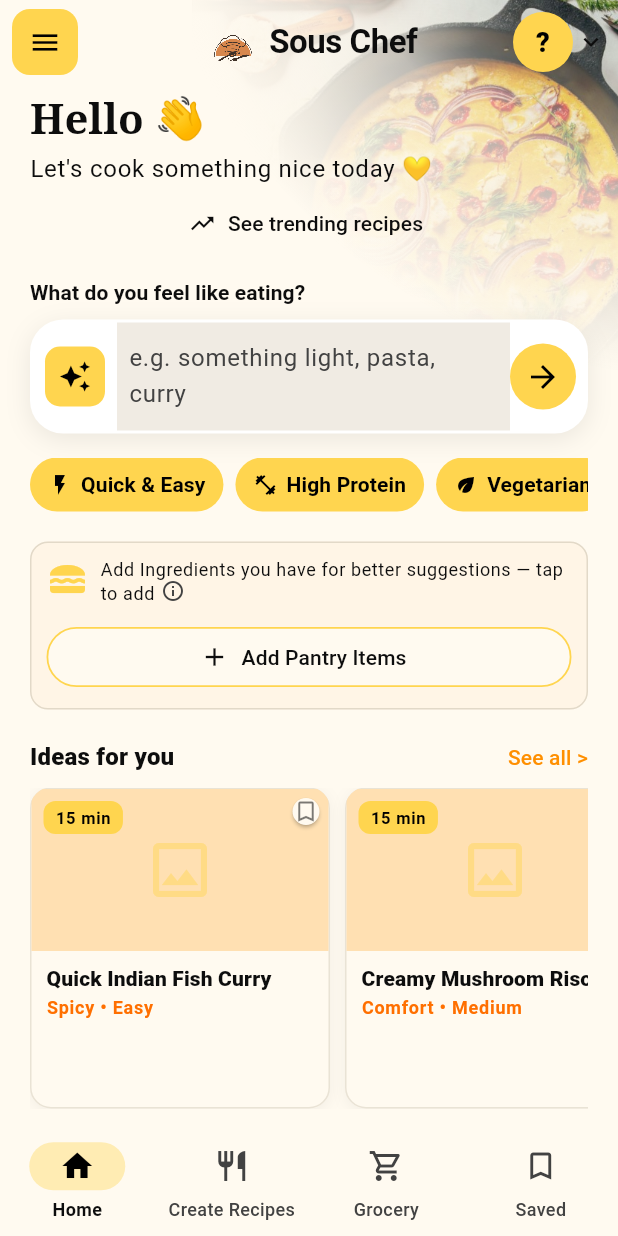
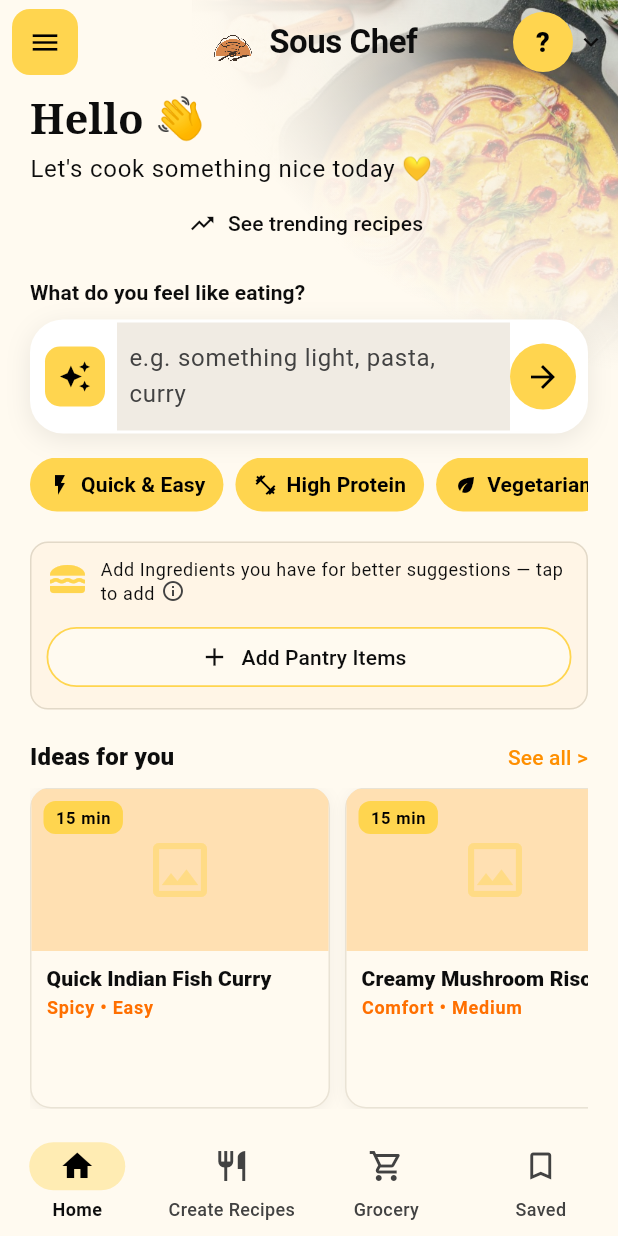
Before and after one commit to sanjayn2096/RecipeAI-flutter, a Flutter app: the HomeShellScreen screen opened by its route, on a phone screen of 412 x 824 dp. Run offline on Flutter 3.47's test engine with Material 3 defaults, Android fonts, the phone set to English and light mode, and no system bars; our stand-ins replace cached_network_image, cloud_firestore, firebase_analytics, firebase_auth, firebase_core, firebase_crashlytics and 9 more; accounts and stored records are empty; generated files the repository leaves out were written again; project files that could hold a hidden picture were left out.

Commit message:
Small UI changes

```diff
--- a/lib/screens/home_shell_screen.dart
+++ b/lib/screens/home_shell_screen.dart
@@ -690,8 +690,8 @@ class _HomeTabBodyState extends State<_HomeTabBody> {
     );
   }
 
-  Future<void> _onGetRecipesPressed() async {
-    final freeText = _customPreferenceController.text.trim();
+  Future<void> _startRecipeFlow({String? promptOverride}) async {
+    final freeText = (promptOverride ?? _customPreferenceController.text).trim();
     final hasIngredients = widget.sessionManager.getIngredients().isNotEmpty;
     if (freeText.isEmpty && !hasIngredients) {
       ScaffoldMessenger.of(context).showSnackBar(
@@ -720,6 +720,11 @@ class _HomeTabBodyState extends State<_HomeTabBody> {
       if (freeText.isNotEmpty) 'initialPrompt': freeText,
     });
   }
+
+  Future<void> _onGetRecipesPressed() => _startRecipeFlow();
+
+  Future<void> _onIdeaSelected(String prompt) =>
+      _startRecipeFlow(promptOverride: prompt);
 
   @override
   Widget build(BuildContext context) {
@@ -765,13 +770,8 @@ class _HomeTabBodyState extends State<_HomeTabBody> {
                 onInfo: _showPantryStaplesInfoDialog,
                 onAddPantry: _showPantryPickerBottomSheet,
               ),
-              const SizedBox(height: 20),
-              _PromptSuggestionsStrip(
-                homeViewModel: widget.homeViewModel,
-                promptController: _customPreferenceController,
-              ),
-              const SizedBox(height: 20),
               if (selectedSorted.isNotEmpty) ...[
+                const SizedBox(height: 16),
                 Text(
                   'In your pantry',
                   style: Theme.of(context).textTheme.titleSmall?.copyWith(
@@ -795,8 +795,12 @@ class _HomeTabBodyState extends State<_HomeTabBody> {
                       ),
                   ],
                 ),
-                const SizedBox(height: 20),
               ],
+              const SizedBox(height: 20),
+              _PromptSuggestionsStrip(
+                homeViewModel: widget.homeViewModel,
+                onSelect: _onIdeaSelected,
+              ),
               const SizedBox(height: 24),
             ],
           ),
@@ -1182,11 +1186,11 @@ const double _kIdeaCardHeight = 214;
 class _PromptSuggestionsStrip extends StatelessWidget {
   const _PromptSuggestionsStrip({
     required this.homeViewModel,
-    required this.promptController,
+    required this.onSelect,
   });
 
   final HomeViewModel homeViewModel;
-  final TextEditingController promptController;
+  final ValueChanged<String> onSelect;
 
   @override
   Widget build(BuildContext context) {
@@ -1249,12 +1253,7 @@ class _PromptSuggestionsStrip extends StatelessWidget {
                     subtitle: s.subtitle,
                     timeLabel: '15 min',
                     colorScheme: scheme,
-                    onTap: () {
-                      promptController.text = s.text;
-                      promptController.selection = TextSelection.collapsed(
-                        offset: s.text.length,
-                      );
-                    },
+                    onTap: () => onSelect(s.text),
                   );
                 },
               ),
@@ -1403,24 +1402,6 @@ class _PromptSuggestionTile extends StatelessWidget {
                                   fontWeight: FontWeight.w700,
                                   color: scheme.onPrimary,
                                 ),
-                          ),
-                        ),
-                      ),
-                      Positioned(
-                        right: 6,
-                        top: 6,
-                        child: Material(
-                          color: scheme.surface,
-                          shape: const CircleBorder(),
-                          elevation: 1,
-                          child: InkWell(
-                            customBorder: const CircleBorder(),
-                            onTap: () {},
-                            child: Icon(
-                              Icons.bookmark_border,
-                              size: 18,
-                              color: scheme.onSurface.withValues(alpha: 0.55),
-                            ),
                           ),
                         ),
                       ),
--- a/pubspec.yaml
+++ b/pubspec.yaml
@@ -1,7 +1,7 @@
 name: recipe_ai
 description: Sous Chef — generate recipes based on your suggestions and preferences.
 publish_to: 'none'
-version: 1.0.7+10
+version: 2.0.2+13
 
 environment:
   sdk: '>=3.0.0 <4.0.0'
```
